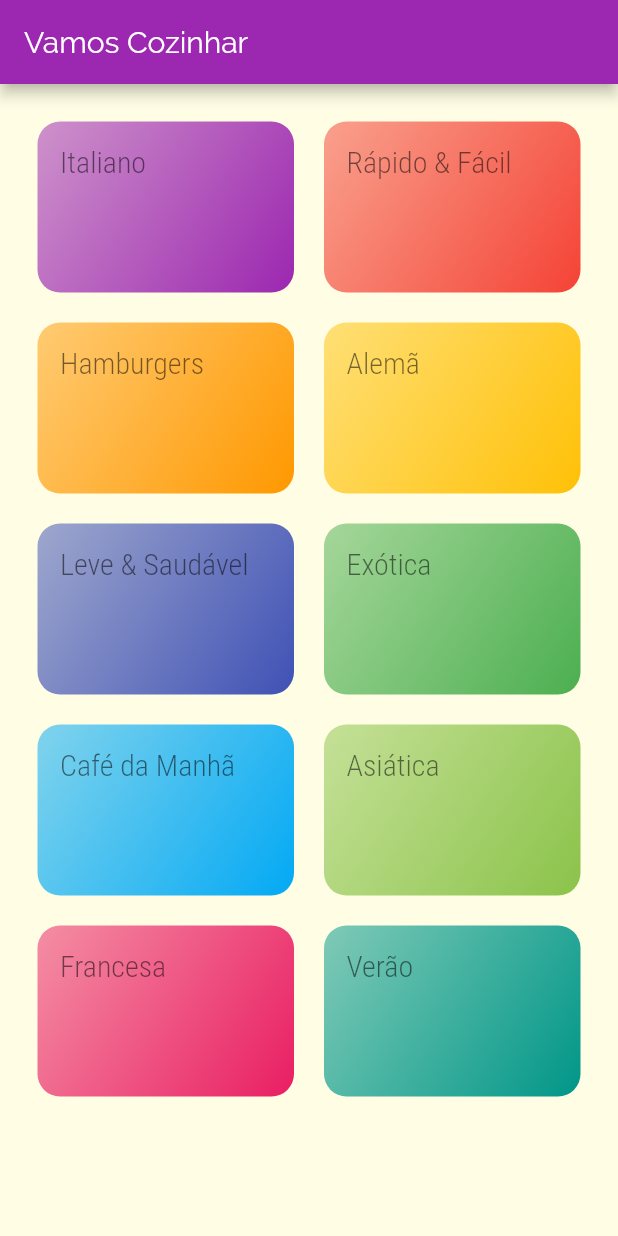
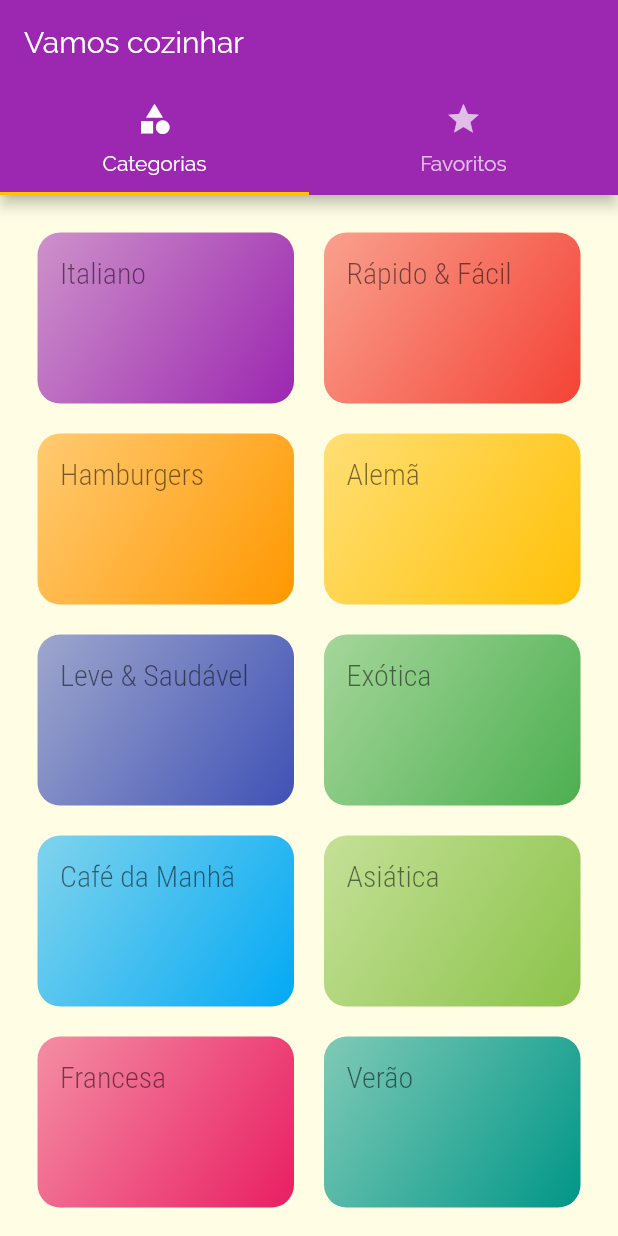
Before and after one commit to ferreirajose/meals, a Flutter app: the screen it shows after launch, on a phone screen of 412 x 824 dp. Run offline on Flutter 3.47's test engine with Material 2 defaults, Android fonts, the phone set to English and light mode, and no system bars.

Commit message:
add tab na parte inferior do app add pagina de favoritos add pagina  tab que agrupa a listagem das refeiçoes e favoritos

```diff
--- a/lib/main.dart
+++ b/lib/main.dart
@@ -2,6 +2,7 @@ import 'package:flutter/material.dart';
 
 import 'package:meals/screens/categories_screen.dart';
 import 'package:meals/screens/meal_detail_screen.dart';
+import 'package:meals/screens/tabs_screen.dart';
 import 'screens/categories_meals_screen.dart';
 import 'package:meals/utils/app_routes.dart';
 
@@ -11,7 +12,7 @@ class MyApp extends StatelessWidget {
   @override
   Widget build(BuildContext context) {
     return MaterialApp(
-      home: CategoriesScreen(),
+      // home: CategoriesScreen(), a inclusão desse parametro impede a exibição das tabs,
       title: 'DeliMeals',
       theme: ThemeData(
         primarySwatch: Colors.purple,
@@ -24,7 +25,7 @@ class MyApp extends StatelessWidget {
       ),
       routes: {
         // O / e assim como a propriedade home: CategoriesScreen(), initialRoute pode ser utilizado para carregar a tela inicial da aplicação
-        AppRouter.HOME: (_) => CategoriesScreen(),
+        AppRouter.HOME: (_) => TabsScreen(),
         AppRouter.CATEGORIES_MEALS: (_) => CategoriesMealsScreen(),
         AppRouter.MEALS_DETAIL: (_) => MealDetailScreen(),
       },
--- a/lib/screens/categories_screen.dart
+++ b/lib/screens/categories_screen.dart
@@ -28,9 +28,6 @@ class CategoriesScreen extends StatelessWidget {
             child: bodyPage,
           )
         : Scaffold(
-            appBar: AppBar(
-              title: Text('Vamos Cozinhar'),
-            ),
             body: bodyPage,
           );
   }
--- /dev/null
+++ b/lib/screens/favorite_screen.dart
@@ -0,0 +1,10 @@
+import 'package:flutter/material.dart';
+
+class FavoriteScreen extends StatelessWidget {
+  @override
+  Widget build(BuildContext context) {
+    return Center(
+      child: Text('Minhas Refeições Favoritas!'),
+    );
+  }
+}
--- /dev/null
+++ b/lib/screens/tabs_screen.dart
@@ -0,0 +1,33 @@
+import 'package:flutter/material.dart';
+import 'package:meals/screens/categories_screen.dart';
+import 'package:meals/screens/favorite_screen.dart';
+
+class TabsScreen extends StatelessWidget {
+  @override
+  Widget build(BuildContext context) {
+    return DefaultTabController(
+      length: 2, // informando a quantidade de tabs
+      child: Scaffold(
+        appBar: AppBar(
+          title: Text('Vamos cozinhar'),
+          bottom: TabBar(tabs: [
+            Tab(
+              icon: Icon(Icons.category),
+              text: 'Categorias',
+            ),
+            Tab(
+              icon: Icon(Icons.star),
+              text: 'Favoritos',
+            )
+          ]),
+        ),
+        body: TabBarView(
+          children: [
+            CategoriesScreen(),
+            FavoriteScreen(),
+          ],
+        ),
+      ),
+    );
+  }
+}
--- a/lib/utils/app_routes.dart
+++ b/lib/utils/app_routes.dart
@@ -3,7 +3,7 @@ class AppRouter {
   * se adicionar / gerar esse erro The following assertion was thrown building MaterialApp(dirty, state: _MaterialAppState#f4d11):
   * I/flutter ( 7563): If the home property is specified, the routes table cannot include an entry for "/", since it would
   */
-  static const HOME = '';
+  static const HOME = '/'; // se estiver utilizar tabs adicione a barra
   static const CATEGORIES_MEALS = '/catergories-meals';
   static const MEALS_DETAIL = '/meals-detail';
 }
```
Also changed, not shown: pubspec.lock.
